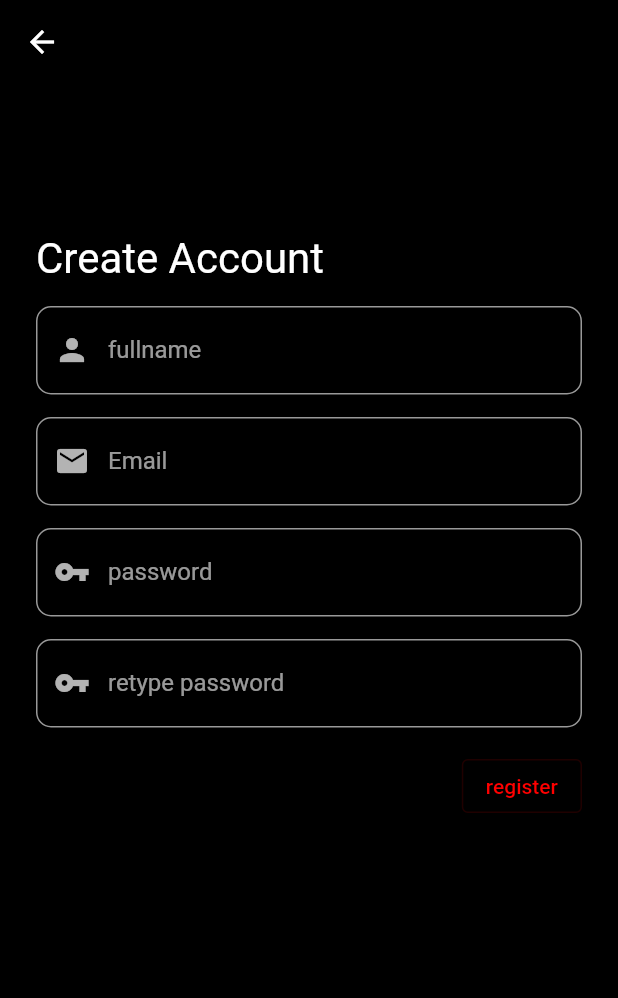
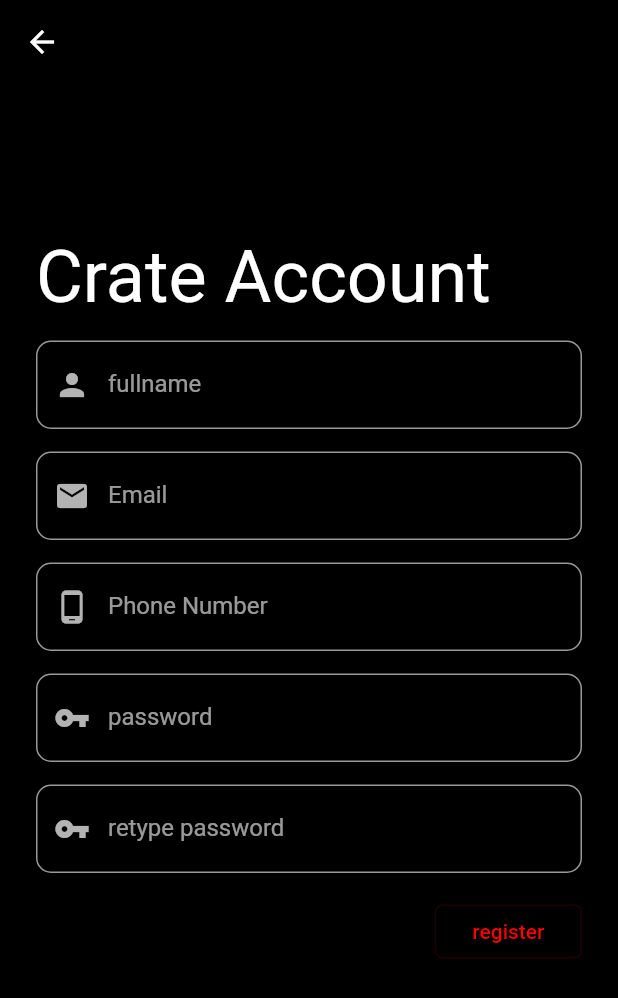
Before and after one commit to envisse/flutter_MoviePedia, a Flutter app: the Registerpage screen opened directly, on a phone screen of 412 x 824 dp. Shown: the top 998 px of the screen. Run offline on Flutter 3.47's test engine with Material 2 defaults, Android fonts, the phone set to English and light mode, and no system bars; our stand-ins replace shared_preferences; accounts and stored records are empty; network calls fail.

Commit message:
16 july update

```diff
--- a/lib/main.dart
+++ b/lib/main.dart
@@ -1,5 +1,5 @@
 import 'package:flutter/material.dart';
-import 'package:flutter_movie_blocpattern/view/pages/login_page.dart';
+import 'package:flutter_movie_blocpattern/view/pages/base_page.dart';
 import 'package:flutter_movie_blocpattern/view/shared/themedata.dart';
 
 void main() {
@@ -11,7 +11,7 @@ class MyApp extends StatelessWidget {
   Widget build(BuildContext context) {
     return MaterialApp(
       home: Scaffold(
-        body: AuthenticationChecker(),
+        body: HomePage(),
       ),
       theme: theme(),
     );
--- a/lib/view/components/buttoncomponents.dart
+++ b/lib/view/components/buttoncomponents.dart
@@ -1,5 +1,6 @@
 import 'package:flutter/material.dart';
 
+//for containedbutton
 class ButtonContainedcomponent extends StatelessWidget {
   late final String text;
   final void Function()? function;
@@ -16,6 +17,7 @@ class ButtonContainedcomponent extends StatelessWidget {
   }
 }
 
+//for outlined button
 class ButtonOutlinedComponent extends StatelessWidget {
   late final String text;
   final void Function()? function;
--- a/lib/view/pages/register_page.dart
+++ b/lib/view/pages/register_page.dart
@@ -1,9 +1,5 @@
-import 'package:flutter/material.dart';
-import 'package:flutter_movie_blocpattern/services/authnetications.dart';
-import 'package:flutter_movie_blocpattern/view/components/buttoncomponents.dart';
-import 'package:flutter_movie_blocpattern/view/components/textformfield.dart';
-import 'package:flutter_movie_blocpattern/view/shared/themedata.dart';
-
+//extend dari base_page.dart
+part of 'base_page.dart';
 class Registerpage extends StatefulWidget {
   @override
   _RegisterpageState createState() => _RegisterpageState();
@@ -14,6 +10,7 @@ class _RegisterpageState extends State<Registerpage> {
   TextEditingController _fullname = TextEditingController();
   TextEditingController _email = TextEditingController();
   TextEditingController _password = TextEditingController();
+  TextEditingController _retypepassword = TextEditingController();
   TextEditingController _hp = TextEditingController();
   bool validate = true;
   Authentication _authentication = Authentication();
@@ -23,7 +20,7 @@ class _RegisterpageState extends State<Registerpage> {
   Widget build(BuildContext context) {
     return Scaffold(
       appBar: AppBar(
-        backgroundColor: background,
+        backgroundColor: Dimens.color_background,
       ),
       body: Container(
         margin: EdgeInsets.symmetric(horizontal: 24),
@@ -36,9 +33,8 @@ class _RegisterpageState extends State<Registerpage> {
               ),
               Align(
                 alignment: Alignment.topLeft,
-                child: Text(
-                  'Create Account',
-                  style: TextStyle(fontSize: 28),
+                child: Textheading1(
+                  text: 'Crate Account',
                 ),
               ),
               SizedBox(
@@ -53,10 +49,7 @@ class _RegisterpageState extends State<Registerpage> {
                         Icons.person,
                         color: null,
                       )
-                    : Icon(
-                        Icons.person,
-                        color: error,
-                      ),
+                    : Icon(Icons.person, color: Dimens.color_error),
               ),
               SizedBox(
                 height: 15,
@@ -72,7 +65,24 @@ class _RegisterpageState extends State<Registerpage> {
                       )
                     : Icon(
                         Icons.mail,
-                        color: error,
+                        color: Dimens.color_error,
+                      ),
+              ),
+              SizedBox(
+                height: 15,
+              ),
+              Textformfieldcomponent(
+                hint: 'Phone Number',
+                validator: (value) => value!.isEmpty ? 'fill email' : null,
+                controller: _hp,
+                icons: validate
+                    ? Icon(
+                        Icons.phone_android,
+                        color: null,
+                      )
+                    : Icon(
+                        Icons.phone_android,
+                        color: Dimens.color_error,
                       ),
               ),
               SizedBox(
@@ -90,7 +100,7 @@ class _RegisterpageState extends State<Registerpage> {
                       )
                     : Icon(
                         Icons.vpn_key,
-                        color: error,
+                        color: Dimens.color_error,
                       ),
               ),
               SizedBox(
@@ -99,7 +109,7 @@ class _RegisterpageState extends State<Registerpage> {
               Textformfieldcomponent(
                 hint: 'retype password',
                 validator: (value) => value!.isEmpty ? 'fill email' : null,
-                controller: _hp,
+                controller: _retypepassword,
                 icons: validate
                     ? Icon(
                         Icons.vpn_key,
@@ -107,7 +117,7 @@ class _RegisterpageState extends State<Registerpage> {
                       )
                     : Icon(
                         Icons.vpn_key,
-                        color: error,
+                        color: Dimens.color_error,
                       ),
               ),
               SizedBox(
--- a/lib/view/shared/dimens.dart
+++ b/lib/view/shared/dimens.dart
@@ -1,8 +1,38 @@
-class Dimens{
+import 'package:flutter/material.dart';
+
+class Dimens {
   //margin padding
-  static const margin = 20;
+  static const sizedbox_height = 15;
+  static const margin_global = 24;
 
   //text size
-  static const bodytextsize = 14;
-  static const headertextsize = 18;
+  static const double size_heading1 = 48;
+  static const double size_heading2 = 36;
+  static const double size_heading3 = 24;
+  static const double size_heading4 = 18;
+  static const double size_body = 14;
+
+  //color
+  static const Color color_primary = Color(0xFFFF0000);
+  static const Color color_secondary = Color(0xFFFFFFFF);
+  static const Color color_onsurface = Color(0xFF1D1D1D);
+  static const Color color_background = Color(0xFF000000);
+  static const Color color_error = Color(0xFFFF9500);
+
+  //color schema
+  static const ColorScheme moviecolorScheme = ColorScheme(
+    primary: color_primary,
+    primaryVariant: color_primary,
+    secondary: color_primary,
+    secondaryVariant: color_primary,
+    surface: color_primary,
+    background: color_primary,
+    error: color_error,
+    onPrimary: color_secondary,
+    onSecondary: color_secondary,
+    onSurface: color_primary,
+    onBackground: color_primary,
+    onError: color_error,
+    brightness: Brightness.dark,
+  );
 }
--- a/pubspec.yaml
+++ b/pubspec.yaml
@@ -24,8 +24,8 @@ dependencies:
   flutter:
     sdk: flutter
   bloc: ^7.0.0
+  flutter_bloc: ^7.0.0
   cupertino_icons: ^1.0.2
-  flutter_bloc: ^7.0.0
   http: ^0.13.3
   shared_preferences: ^2.0.6
 
```
Also changed, not shown: lib/model/movies/movies.dart (+12 -12 lines), lib/model/movies/movies_nowplaying.dart (+15 -15 lines), lib/services/authnetications.dart (+8 -12 lines), lib/view/components/cardcomponents.dart (added, +70 -0 lines), lib/view/components/textcomponents.dart (+64 -1 lines), lib/view/pages/base_page.dart (added, +13 -0 lines), lib/view/pages/home_page.dart (+52 -18 lines), lib/view/pages/login_page.dart (+7 -19 lines), lib/view/pages/text_page.dart (added, +22 -0 lines), lib/view/shared/themedata.dart (+28 -26 lines), lib/services/users/users_service.dart (renamed from lib/services/user_service.dart).
